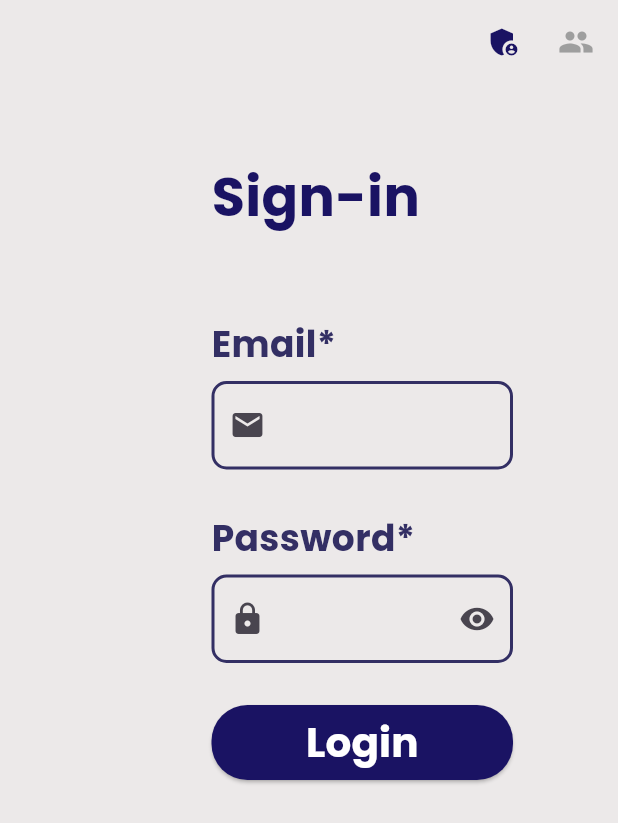
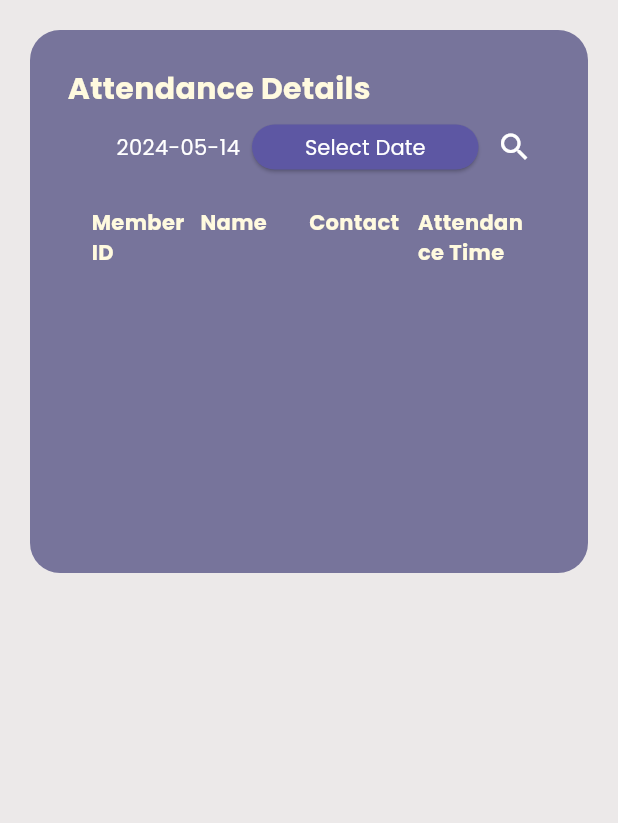
Before and after one commit to piyushkarmacharya/gym_admin_desktop_app, a Flutter app: the screen it shows after launch, on a phone screen of 412 x 824 dp. Shown: the top 823 px of the screen. Run offline on Flutter 3.47's test engine with Material 3 defaults, Android fonts, the phone set to English and light mode, and no system bars; our stand-ins replace image_picker, qr_flutter; network calls fail.

Commit message:
created attendance detail page with table

```diff
--- a/lib/main.dart
+++ b/lib/main.dart
@@ -1,4 +1,5 @@
 import "package:flutter/material.dart";
+import "package:gymmanagementsystem/pages/attendance_details.dart";
 import "package:gymmanagementsystem/pages/attendance_qr.dart";
 import "package:gymmanagementsystem/pages/change_password.dart";
 import "package:gymmanagementsystem/pages/home_page.dart";
@@ -31,7 +32,7 @@ class MyApp extends StatelessWidget {
           fontFamily: 'Poppins',
           useMaterial3: true,
         ),
-        home: const LoginPage(),
+        home: const AttendanceDetails(),
       ),
     );
   }
--- /dev/null
+++ b/lib/pages/attendance_details.dart
@@ -0,0 +1,175 @@
+import "package:flutter/cupertino.dart";
+import "package:flutter/material.dart";
+import "package:flutter/widgets.dart";
+import "package:intl/intl.dart";
+import 'package:http/http.dart' as http;
+import "dart:convert";
+
+class AttendanceDetails extends StatefulWidget {
+  const AttendanceDetails({super.key});
+
+  @override
+  State<AttendanceDetails> createState() => _AttendanceDetailsState();
+}
+
+class _AttendanceDetailsState extends State<AttendanceDetails> {
+  List attendanceDetails=[];
+  String _formattedDate = DateFormat('yyyy-MM-dd').format(DateTime.now());
+  Future<void> _selectDate(BuildContext context) async {
+    final DateTime? temp = await showDatePicker(
+        context: context,
+        initialDate: DateTime.now(),
+        firstDate: DateTime(1930),
+        lastDate: DateTime.now());
+    if (temp != null) {
+      setState(() {
+        DateTime _selectedDate = temp;
+        _formattedDate = DateFormat('yyyy-MM-dd').format(_selectedDate);
+      });
+    }
+  }
+  TableRow getDataRow(int i) {
+    TextStyle rowTextStyle=TextStyle(color: Colors.white,fontSize: 14,fontWeight: FontWeight.normal);
+    DateTime temp=DateFormat("yyyy-MM-dd HH:mm:ss").parse(attendanceDetails[i]['created_at'].toString());
+    String time=DateFormat('HH:mm:ss').format(temp);
+    return TableRow(
+      children: [
+        TableCell(child: Padding(
+          padding: const EdgeInsets.all(8.0),
+          child: Text(attendanceDetails[i]['mid'].toString(),style: rowTextStyle,),
+        )),
+        TableCell(child: Padding(
+          padding: const EdgeInsets.all(8.0),
+          child: Text(attendanceDetails[i]['name'].toString(),style: rowTextStyle,),
+        )),
+        TableCell(child: Padding(
+          padding: const EdgeInsets.all(8.0),
+          child: Text(attendanceDetails[i]['contact_number'].toString(),style: rowTextStyle,),
+        )),
+        TableCell(child: Padding(
+          padding: const EdgeInsets.all(8.0),
+          child: Text(time,style: rowTextStyle,),
+        ),),
+      ],
+    );
+  }
+  Future<void> _getAttendanceDetails() async{
+    try{
+      final res = await http.get(Uri.parse("http://127.0.0.1:8000/api/attendance/info/$_formattedDate"));
+    if (res.statusCode == 200) {
+      List data = jsonDecode(res.body);
+      setState(() {
+        attendanceDetails=data;
+      });
+
+    } else {
+      ScaffoldMessenger.of(context).showSnackBar(SnackBar(content: Text("Connection problem"),),);
+    }
+    }catch(e){
+           ScaffoldMessenger.of(context).showSnackBar(SnackBar(content: Text(e.toString()),),);
+
+    }
+
+  }
+
+  @override
+  void initState() {
+    // TODO: implement initState
+    super.initState();
+    _getAttendanceDetails();
+  }
+  @override
+  Widget build(BuildContext context) {
+    return Scaffold(
+      body: Padding(
+        padding: const EdgeInsets.all(20.0),
+        child: Container(
+          height: 362,
+          width: 597,
+          decoration: BoxDecoration(
+            borderRadius: BorderRadius.circular(20),
+            color: Color(0xFF77749B),
+          ),
+          child: Padding(
+            padding: const EdgeInsets.all(25.0),
+            child: Column(
+              crossAxisAlignment: CrossAxisAlignment.start,
+              children: [
+                Text(
+                  "Attendance Details",
+                  style: TextStyle(
+                    fontWeight: FontWeight.bold,
+                    fontSize: 20,
+                    color: Color(0xFFFFFADF),
+                  ),
+                ),
+                Row(
+                  mainAxisAlignment: MainAxisAlignment.end,
+                  children: [
+                    Text(
+                      "$_formattedDate  ",
+                      style: TextStyle(color: Colors.white),
+                    ),
+                    Container(
+                      height: 30,
+                      width: 151,
+                      child: ElevatedButton(
+                        style: ButtonStyle(
+                          backgroundColor: MaterialStateProperty.all<Color>(Color(0xFF5D57A3)),
+                        ),
+                        onPressed: () {
+                          setState(() {
+                            _selectDate(context);
+                          });
+                        },
+                        child: Text("Select Date",style: TextStyle(color: Colors.white),),
+                      ),
+                    ),
+                    IconButton(
+                      icon: Icon(
+                        Icons.search,
+                        color: Colors.white,
+                      ),
+                      onPressed: () async{
+                        setState(() {
+                          _getAttendanceDetails();
+                        });
+
+                      },
+                    ),
+                  ],
+                ),
+                Padding(
+                  padding: EdgeInsets.fromLTRB(16,16,16,0),
+                    child: Table(children: [
+                            TableRow(
+                              children: [
+                                TableCell(child: Text('Member ID',style: TextStyle(color: Color(0xFFFFFADF),fontSize: 14,fontWeight: FontWeight.bold,),)),
+                                TableCell(child: Text('Name',style: TextStyle(color: Color(0xFFFFFADF),fontSize: 14,fontWeight: FontWeight.bold,),)),
+                                TableCell(child: Text('Contact',style: TextStyle(color: Color(0xFFFFFADF),fontSize: 14,fontWeight: FontWeight.bold,),)),
+                                TableCell(child: Text('Attendance Time',style: TextStyle(color: Color(0xFFFFFADF),fontSize: 14,fontWeight: FontWeight.bold,),)),
+
+                              ],
+                            ),]),
+                ),
+                Expanded(
+                  child: SingleChildScrollView(
+                    child: Padding(
+                      padding: const EdgeInsets.all(16.0),
+                      child: Table(
+                        children: [
+                          ...List.generate(attendanceDetails.length, (index) => getDataRow(index))
+                          // Add more rows as needed
+                        ],
+                      ),
+                    ),
+                  ),
+                ),
+              ],
+            ),
+          ),
+        ),
+      ),
+    );
+  }
+}
```
Also changed, not shown: lib/pages/member_pages/member_details.dart (+14 -7 lines), lib/pages/register_member.dart (+1 -21 lines).
